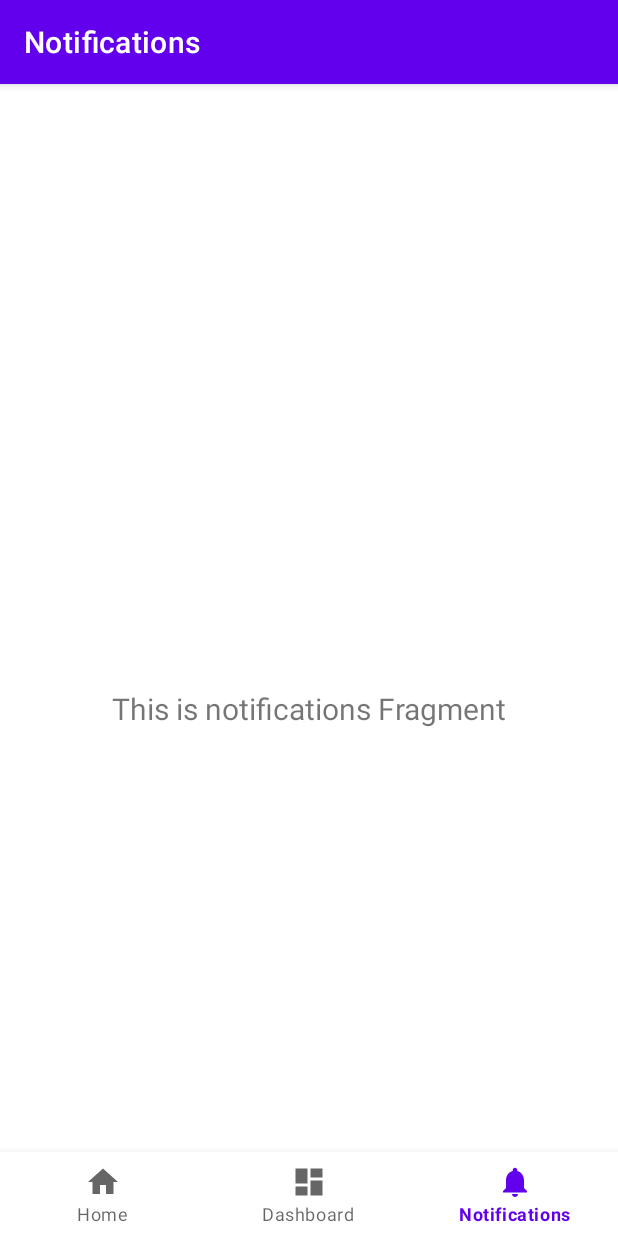
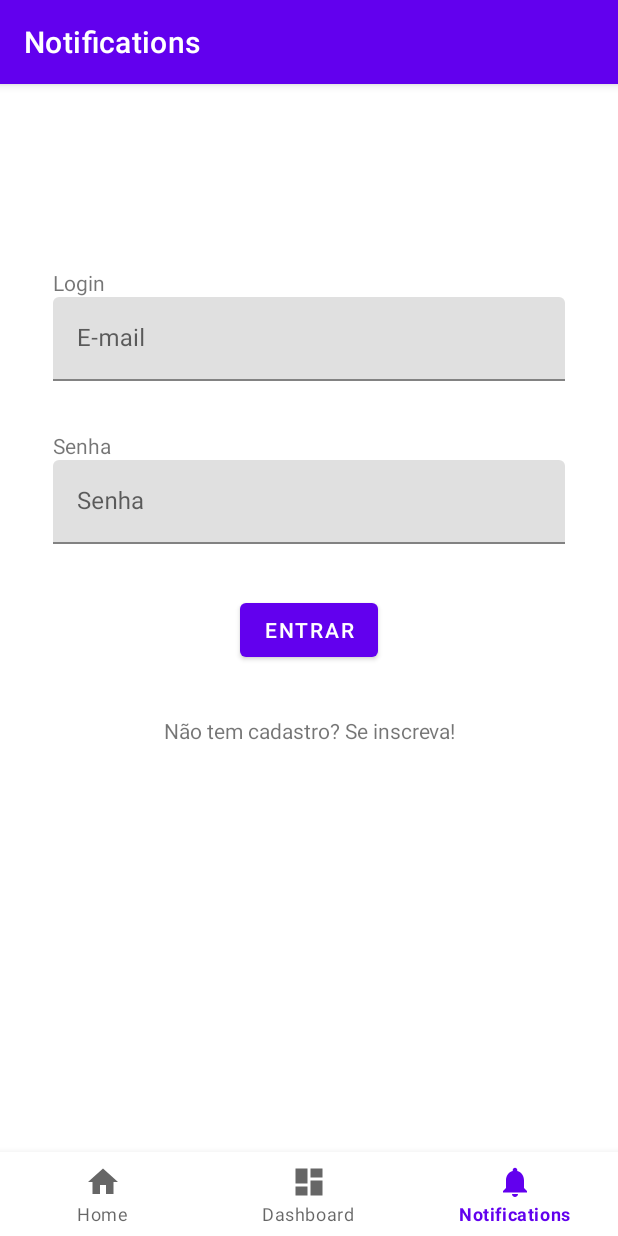
Before and after one commit to marcosbarross/letsGoApp, an Android app: the NotificationsFragment screen opened through its navigation route, on a phone screen of 412 x 824 dp. Run offline under Robolectric (Android 15) with nearby library versions, the phone set to English and light mode, and no system bars; our stand-ins replace navigation-ui.

Commit message:
Adiciona tela de login

```diff
--- a/letsGoApp/app/src/main/java/com/example/letsgoapp/ui/notifications/NotificationsFragment.kt
+++ b/letsGoApp/app/src/main/java/com/example/letsgoapp/ui/notifications/NotificationsFragment.kt
@@ -6,15 +6,12 @@ import android.view.View
 import android.view.ViewGroup
 import android.widget.TextView
 import androidx.fragment.app.Fragment
-import androidx.lifecycle.ViewModelProvider
 import com.example.letsgoapp.databinding.FragmentNotificationsBinding
 
 class NotificationsFragment : Fragment() {
 
     private var _binding: FragmentNotificationsBinding? = null
 
-    // This property is only valid between onCreateView and
-    // onDestroyView.
     private val binding get() = _binding!!
 
     override fun onCreateView(
@@ -22,16 +19,9 @@ class NotificationsFragment : Fragment() {
         container: ViewGroup?,
         savedInstanceState: Bundle?
     ): View {
-        val notificationsViewModel =
-            ViewModelProvider(this).get(NotificationsViewModel::class.java)
-
         _binding = FragmentNotificationsBinding.inflate(inflater, container, false)
         val root: View = binding.root
 
-        val textView: TextView = binding.textNotifications
-        notificationsViewModel.text.observe(viewLifecycleOwner) {
-            textView.text = it
-        }
         return root
     }
 
--- a/letsGoApp/app/src/main/java/com/example/letsgoapp/ui/notifications/NotificationsViewModel.kt
+++ /dev/null
@@ -1,13 +0,0 @@
-package com.example.letsgoapp.ui.notifications
-
-import androidx.lifecycle.LiveData
-import androidx.lifecycle.MutableLiveData
-import androidx.lifecycle.ViewModel
-
-class NotificationsViewModel : ViewModel() {
-
-    private val _text = MutableLiveData<String>().apply {
-        value = "This is notifications Fragment"
-    }
-    val text: LiveData<String> = _text
-}
--- a/letsGoApp/app/src/main/res/layout/fragment_notifications.xml
+++ b/letsGoApp/app/src/main/res/layout/fragment_notifications.xml
@@ -1,22 +1,87 @@
 <?xml version="1.0" encoding="utf-8"?>
-<androidx.constraintlayout.widget.ConstraintLayout xmlns:android="http://schemas.android.com/apk/res/android"
+<androidx.constraintlayout.widget.ConstraintLayout
+    xmlns:android="http://schemas.android.com/apk/res/android"
     xmlns:app="http://schemas.android.com/apk/res-auto"
     xmlns:tools="http://schemas.android.com/tools"
     android:layout_width="match_parent"
     android:layout_height="match_parent"
     tools:context=".ui.notifications.NotificationsFragment">
 
-    <TextView
-        android:id="@+id/text_notifications"
+    <LinearLayout
         android:layout_width="match_parent"
-        android:layout_height="wrap_content"
-        android:layout_marginStart="8dp"
-        android:layout_marginTop="8dp"
-        android:layout_marginEnd="8dp"
-        android:textAlignment="center"
-        android:textSize="20sp"
+        android:layout_height="match_parent"
+        android:gravity="center_horizontal"
+        android:orientation="vertical"
+        android:paddingLeft="35dp"
+        android:paddingTop="100px"
+        android:paddingRight="35dp"
         app:layout_constraintBottom_toBottomOf="parent"
         app:layout_constraintEnd_toEndOf="parent"
         app:layout_constraintStart_toStartOf="parent"
-        app:layout_constraintTop_toTopOf="parent" />
+        app:layout_constraintTop_toTopOf="parent">
+
+        <TextView
+            android:id="@+id/LoginLabel"
+            android:layout_width="match_parent"
+            android:layout_height="wrap_content"
+            android:text="Login" />
+
+        <com.google.android.material.textfield.TextInputLayout
+            android:layout_width="match_parent"
+            android:layout_height="wrap_content">
+
+            <com.google.android.material.textfield.TextInputEditText
+                android:id="@+id/emailInput"
+                android:layout_width="match_parent"
+                android:layout_height="wrap_content"
+                android:hint="E-mail" />
+
+        </com.google.android.material.textfield.TextInputLayout>
+
+        <Space
+            android:layout_width="match_parent"
+            android:layout_height="50px" />
+
+        <TextView
+            android:id="@+id/passwordLabel"
+            android:layout_width="match_parent"
+            android:layout_height="wrap_content"
+            android:text="Senha" />
+
+        <com.google.android.material.textfield.TextInputLayout
+            android:layout_width="match_parent"
+            android:layout_height="wrap_content">
+
+            <com.google.android.material.textfield.TextInputEditText
+                android:id="@+id/passwordInput"
+                android:layout_width="match_parent"
+                android:layout_height="wrap_content"
+                android:hint="Senha" />
+
+        </com.google.android.material.textfield.TextInputLayout>
+
+        <Space
+            android:layout_width="match_parent"
+            android:layout_height="50px" />
+
+        <Button
+            android:id="@+id/LoginButton"
+            android:layout_width="wrap_content"
+            android:layout_height="wrap_content"
+            android:layout_gravity="center_horizontal"
+            android:text="Entrar" />
+
+        <Space
+            android:layout_width="match_parent"
+            android:layout_height="50px" />
+
+        <TextView
+            android:id="@+id/inscreverLabel"
+            android:layout_width="match_parent"
+            android:layout_height="wrap_content"
+            android:gravity="center_horizontal"
+            android:text="Não tem cadastro? Se inscreva!" />
+
+    </LinearLayout>
+
 </androidx.constraintlayout.widget.ConstraintLayout>
```
Also changed, not shown: letsGoApp/app/src/main/java/com/example/letsgoapp/ui/dashboard/DashboardViewModel.kt (deleted, +0 -13 lines), letsGoApp/app/src/main/java/com/example/letsgoapp/ui/data/LoginDataSource.kt (deleted, +0 -24 lines), letsGoApp/app/src/main/java/com/example/letsgoapp/ui/data/LoginRepository.kt (deleted, +0 -46 lines), letsGoApp/app/src/main/java/com/example/letsgoapp/ui/data/Result.kt (deleted, +0 -18 lines), letsGoApp/app/src/main/java/com/example/letsgoapp/ui/data/model/LoggedInUser.kt (deleted, +0 -9 lines), letsGoApp/app/src/main/java/com/example/letsgoapp/ui/ui/login/LoggedInUserView.kt (deleted, +0 -9 lines), letsGoApp/app/src/main/java/com/example/letsgoapp/ui/ui/login/LoginActivity.kt (deleted, +0 -129 lines), letsGoApp/app/src/main/java/com/example/letsgoapp/ui/ui/login/LoginFormState.kt (deleted, +0 -8 lines), letsGoApp/app/src/main/java/com/example/letsgoapp/ui/ui/login/LoginResult.kt (deleted, +0 -9 lines), letsGoApp/app/src/main/java/com/example/letsgoapp/ui/ui/login/LoginViewModel.kt (deleted, +0 -53 lines), letsGoApp/app/src/main/java/com/example/letsgoapp/ui/ui/login/LoginViewModelFactory.kt (deleted, +0 -25 lines).
